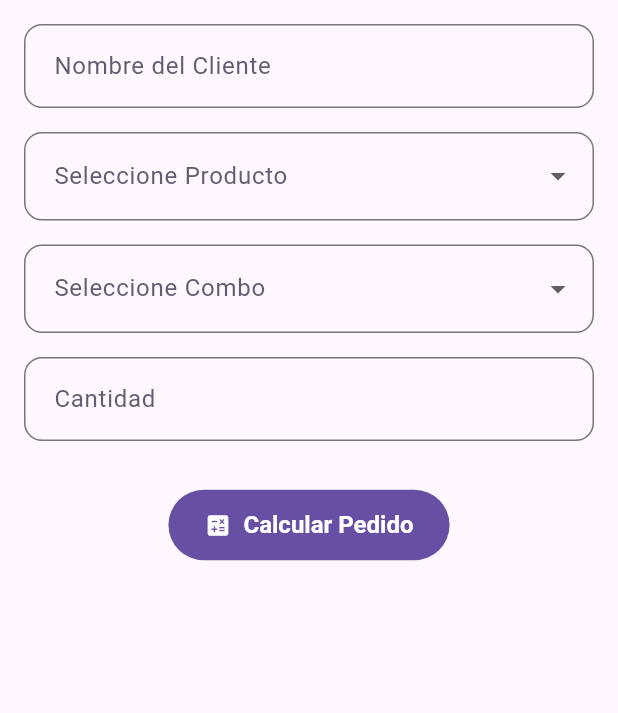
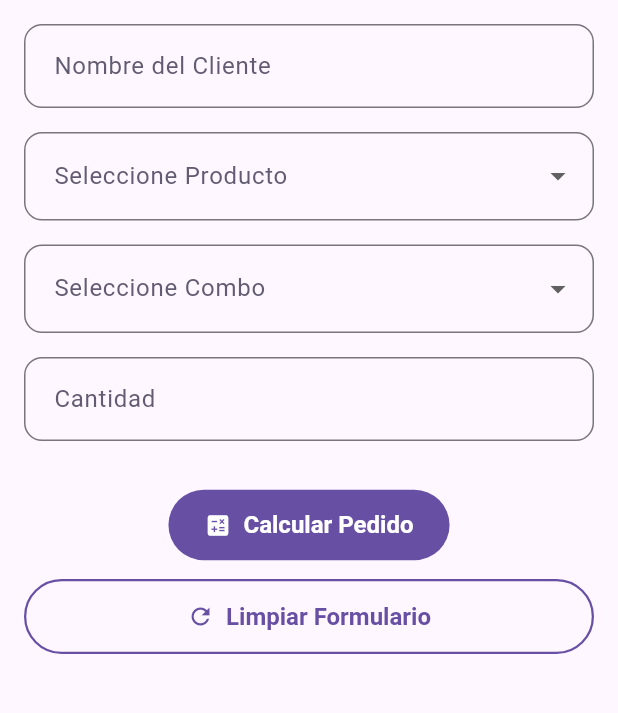
Before and after one commit to Tenkenoz/ExamenPracticoMoviles, a Flutter app: the screen it shows after launch, on a phone screen of 412 x 824 dp, the part 84-797 px from its top. Run offline on Flutter 3.47's test engine with Material 3 defaults, Android fonts, the phone set to English and light mode, and no system bars.

Commit message:
Se agrego el boton de limpiar

```diff
--- a/pry_comidarapida/lib/vista/vista_comida_rapida.dart
+++ b/pry_comidarapida/lib/vista/vista_comida_rapida.dart
@@ -43,6 +43,16 @@ class _VistaComidaRapidaState extends State<VistaComidaRapida> {
     }
   }
 
+  void _limpiar() {
+    setState(() {
+      _clienteController.clear();
+      _cantidadController.clear();
+      _productoSeleccionado = null;
+      _comboSeleccionado = null;
+      nota = "";
+    });
+  }
+
   @override
   Widget build(BuildContext context) {
     return Scaffold(
@@ -62,6 +72,7 @@ class _VistaComidaRapidaState extends State<VistaComidaRapida> {
               onProductoChanged: (val) => setState(() => _productoSeleccionado = val),
               onComboChanged: (val) => setState(() => _comboSeleccionado = val),
               onCalcular: _calcular,
+              onLimpiar: _limpiar,
             ),
           ),
             Padding(
--- a/pry_comidarapida/lib/widget/organismos/seccion_formulario_comida.dart
+++ b/pry_comidarapida/lib/widget/organismos/seccion_formulario_comida.dart
@@ -12,6 +12,7 @@ class SeccionFormularioComida extends StatelessWidget {
   final ValueChanged<String?> onProductoChanged;
   final ValueChanged<String?> onComboChanged;
   final VoidCallback onCalcular;
+  final VoidCallback onLimpiar;
 
   const SeccionFormularioComida({
     super.key,
@@ -24,6 +25,7 @@ class SeccionFormularioComida extends StatelessWidget {
     required this.onProductoChanged,
     required this.onComboChanged,
     required this.onCalcular,
+    required this.onLimpiar,
   });
 
   @override
@@ -48,6 +50,15 @@ class SeccionFormularioComida extends StatelessWidget {
             icon: Icons.calculate,
             onPressed: onCalcular,
           ),
+          const SizedBox(height: 12),
+          OutlinedButton.icon(
+            onPressed: onLimpiar,
+            icon: const Icon(Icons.refresh),
+            label: const Text('Limpiar Formulario'),
+            style: OutlinedButton.styleFrom(
+              minimumSize: const Size(double.infinity, 50),
+            ),
+          ),
         ],
       ),
     );
```
